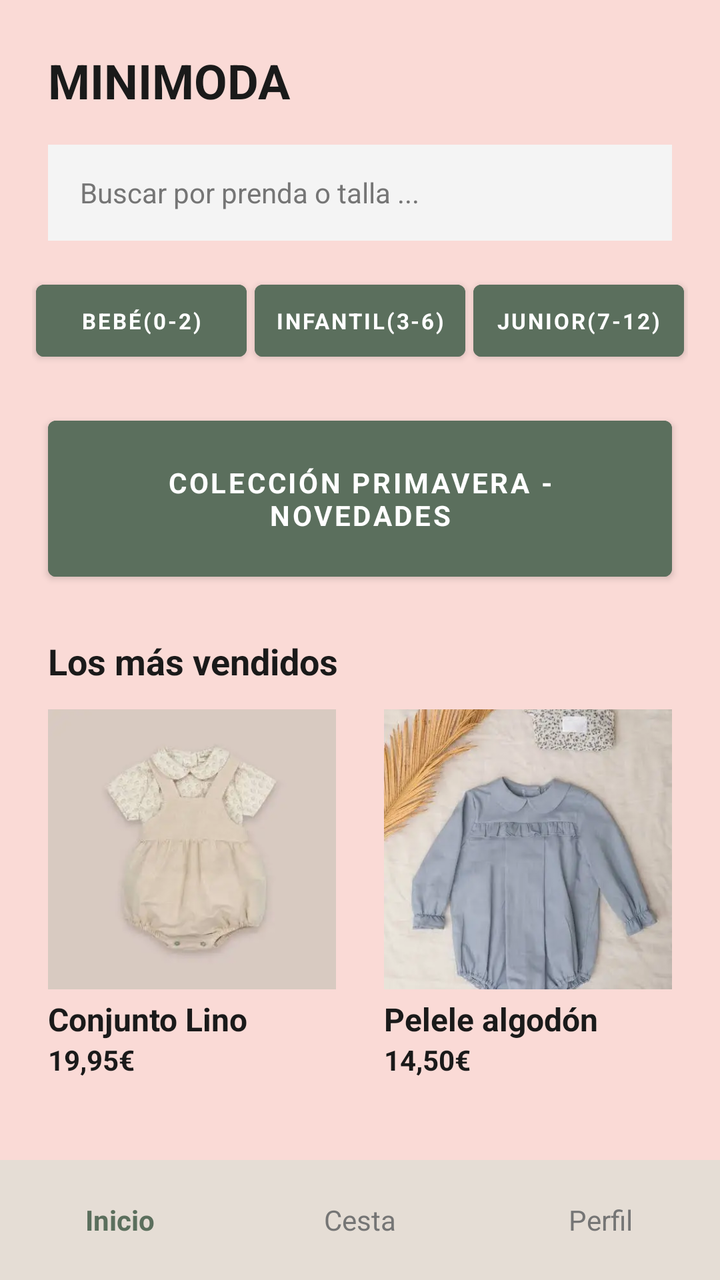
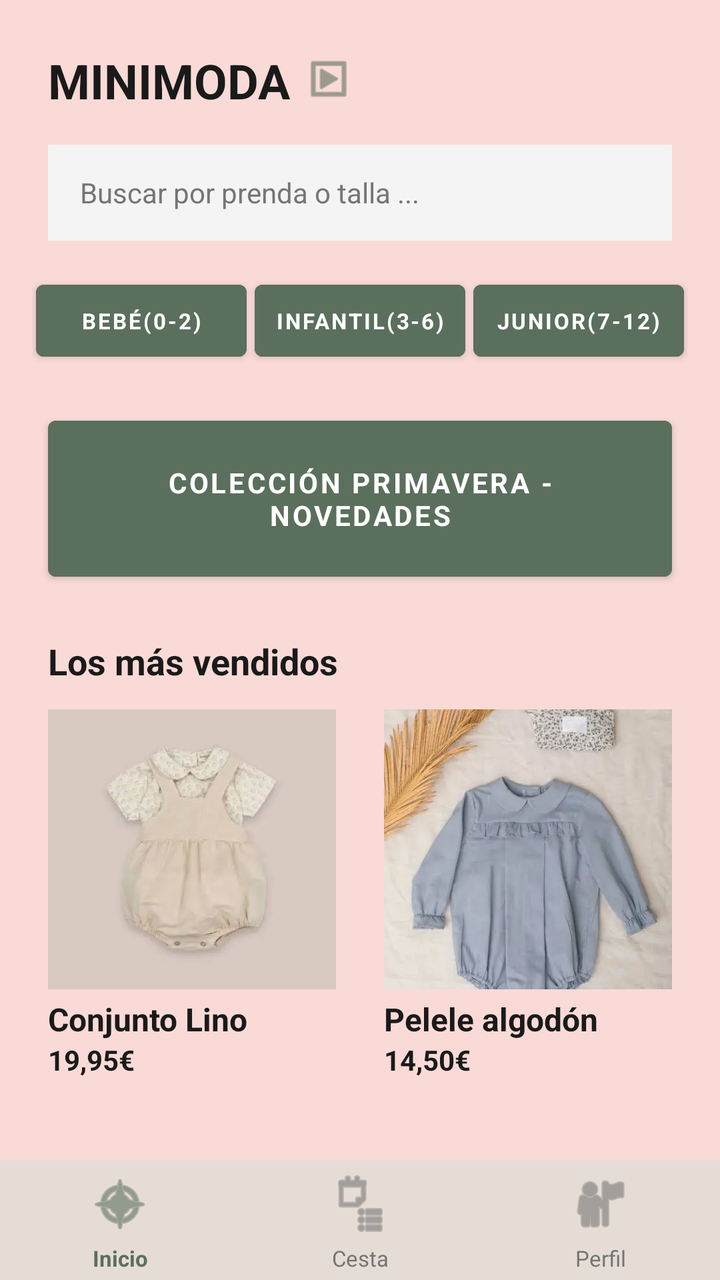

Compare the two renders of this Android layout. The source of the first and the diff that turns it into the second are given below.
<!-- AndroidManifest.xml: application theme Theme.Minimoda -->
<!-- res/layout/activity_inicio.xml -->
<?xml version="1.0" encoding="utf-8"?>
<androidx.constraintlayout.widget.ConstraintLayout
    xmlns:android="http://schemas.android.com/apk/res/android"
    xmlns:app="http://schemas.android.com/apk/res-auto"
    xmlns:tools="http://schemas.android.com/tools"
    android:layout_width="match_parent"
    android:layout_height="match_parent"
    android:background="@color/fondo_principal"
    tools:context=".InicioActivity">

    
    <TextView
        android:id="@+id/tv_titulo"
        android:layout_width="wrap_content"
        android:layout_height="wrap_content"
        android:text="@string/titulo_marca"
        style="@style/TextAppearance.Minimoda.Titulo"
        android:layout_marginStart="24dp"
        android:layout_marginTop="24dp"
        app:layout_constraintStart_toStartOf="parent"
        app:layout_constraintTop_toTopOf="parent" />

    
    <EditText
        android:id="@+id/et_buscar"
        android:layout_width="0dp"
        android:layout_height="48dp"
        android:layout_marginStart="24dp"
        android:layout_marginEnd="24dp"
        android:layout_marginTop="16dp"
        android:background="@color/gris_buscador"
        android:hint="@string/hint_buscar"
        android:paddingStart="16dp"
        android:textColorHint="@color/texto_secundario"
        android:textSize="14sp"
        android:inputType="text"
        app:layout_constraintEnd_toEndOf="parent"
        app:layout_constraintStart_toStartOf="parent"
        app:layout_constraintTop_toBottomOf="@id/tv_titulo" />

    
    <LinearLayout
        android:id="@+id/layout_categorias"
        android:layout_width="0dp"
        android:layout_height="wrap_content"
        android:layout_marginStart="16dp"
        android:layout_marginEnd="16dp"
        android:layout_marginTop="16dp"
        android:orientation="horizontal"
        android:weightSum="3"
        app:layout_constraintEnd_toEndOf="parent"
        app:layout_constraintStart_toStartOf="parent"
        app:layout_constraintTop_toBottomOf="@id/et_buscar">

        <Button
            android:id="@+id/btn_bebe"
            android:layout_width="0dp"
            android:layout_height="48dp"
            android:layout_weight="1"
            android:layout_marginStart="2dp"
            android:layout_marginEnd="2dp"
            android:backgroundTint="@color/verde_boton"
            android:text="@string/cat_bebe"
            android:textSize="11sp"
            android:paddingStart="2dp"
            android:paddingEnd="2dp"
            style="@style/TextAppearance.Minimoda.Boton" />

        <Button
            android:id="@+id/btn_infantil"
            android:layout_width="0dp"
            android:layout_height="48dp"
            android:layout_weight="1"
            android:layout_marginStart="2dp"
            android:layout_marginEnd="2dp"
            android:backgroundTint="@color/verde_boton"
            android:text="@string/cat_infantil"
            android:textSize="11sp"
            android:paddingStart="2dp"
            android:paddingEnd="2dp"
            style="@style/TextAppearance.Minimoda.Boton" />

        <Button
            android:id="@+id/btn_junior"
            android:layout_width="0dp"
            android:layout_height="48dp"
            android:layout_weight="1"
            android:layout_marginStart="2dp"
            android:layout_marginEnd="2dp"
            android:backgroundTint="@color/verde_boton"
            android:text="@string/cat_junior"
            android:textSize="11sp"
            android:paddingStart="2dp"
            android:paddingEnd="2dp"
            style="@style/TextAppearance.Minimoda.Boton" />
    </LinearLayout>

    
    <Button
        android:id="@+id/btn_banner"
        android:layout_width="0dp"
        android:layout_height="90dp"
        android:layout_marginStart="24dp"
        android:layout_marginEnd="24dp"
        android:layout_marginTop="20dp"
        android:backgroundTint="@color/verde_boton"
        android:text="@string/banner_novedades"
        style="@style/TextAppearance.Minimoda.Boton"
        app:layout_constraintEnd_toEndOf="parent"
        app:layout_constraintStart_toStartOf="parent"
        app:layout_constraintTop_toBottomOf="@id/layout_categorias" />

    
    <TextView
        android:id="@+id/tv_mas_vendidos"
        android:layout_width="wrap_content"
        android:layout_height="wrap_content"
        android:layout_marginStart="24dp"
        android:layout_marginTop="24dp"
        android:text="@string/seccion_mas_vendidos"
        style="@style/TextAppearance.Minimoda.Titulo"
        android:textSize="18sp"
        app:layout_constraintStart_toStartOf="parent"
        app:layout_constraintTop_toBottomOf="@id/btn_banner" />

    
    <ImageView
        android:id="@+id/img_producto1"
        android:layout_width="0dp"
        android:layout_height="140dp"
        android:layout_marginStart="24dp"
        android:layout_marginEnd="12dp"
        android:layout_marginTop="12dp"
        android:scaleType="centerCrop"
        android:src="@drawable/conjuntolino"
        app:layout_constraintEnd_toStartOf="@id/img_producto2"
        app:layout_constraintStart_toStartOf="parent"
        app:layout_constraintTop_toBottomOf="@id/tv_mas_vendidos" />

    <TextView
        android:id="@+id/tv_prod1_nombre"
        android:layout_width="0dp"
        android:layout_height="wrap_content"
        android:layout_marginTop="4dp"
        android:text="@string/producto_1_nombre"
        style="@style/TextAppearance.Minimoda.ProductoNombre"
        app:layout_constraintStart_toStartOf="@id/img_producto1"
        app:layout_constraintTop_toBottomOf="@id/img_producto1" />

    <TextView
        android:id="@+id/tv_prod1_precio"
        android:layout_width="0dp"
        android:layout_height="wrap_content"
        android:text="@string/producto_1_precio"
        style="@style/TextAppearance.Minimoda.ProductoPrecio"
        app:layout_constraintStart_toStartOf="@id/img_producto1"
        app:layout_constraintTop_toBottomOf="@id/tv_prod1_nombre"
        app:layout_constraintBottom_toTopOf="@id/layout_nav_inferior"
        app:layout_constraintVertical_bias="0.0" />

    
    <ImageView
        android:id="@+id/img_producto2"
        android:layout_width="0dp"
        android:layout_height="140dp"
        android:layout_marginStart="12dp"
        android:layout_marginEnd="24dp"
        android:layout_marginTop="12dp"
        android:scaleType="centerCrop"
        android:src="@drawable/pelele"
        app:layout_constraintEnd_toEndOf="parent"
        app:layout_constraintStart_toEndOf="@id/img_producto1"
        app:layout_constraintTop_toBottomOf="@id/tv_mas_vendidos" />

    <TextView
        android:id="@+id/tv_prod2_nombre"
        android:layout_width="0dp"
        android:layout_height="wrap_content"
        android:layout_marginTop="4dp"
        android:text="@string/producto_2_nombre"
        style="@style/TextAppearance.Minimoda.ProductoNombre"
        app:layout_constraintStart_toStartOf="@id/img_producto2"
        app:layout_constraintTop_toBottomOf="@id/img_producto2" />

    <TextView
        android:id="@+id/tv_prod2_precio"
        android:layout_width="0dp"
        android:layout_height="wrap_content"
        android:text="@string/producto_2_precio"
        style="@style/TextAppearance.Minimoda.ProductoPrecio"
        app:layout_constraintStart_toStartOf="@id/img_producto2"
        app:layout_constraintTop_toBottomOf="@id/tv_prod2_nombre" />

    
    <LinearLayout
        android:id="@+id/layout_nav_inferior"
        android:layout_width="0dp"
        android:layout_height="60dp"
        android:background="#E5DDD5"
        android:orientation="horizontal"
        android:weightSum="3"
        app:layout_constraintBottom_toBottomOf="parent"
        app:layout_constraintEnd_toEndOf="parent"
        app:layout_constraintStart_toStartOf="parent">

        <TextView
            android:layout_width="0dp"
            android:layout_height="match_parent"
            android:layout_weight="1"
            android:gravity="center"
            android:text="Inicio"
            android:textColor="@color/verde_boton"
            android:textStyle="bold" />

        <TextView
            android:layout_width="0dp"
            android:layout_height="match_parent"
            android:layout_weight="1"
            android:gravity="center"
            android:text="Cesta"
            android:textColor="@color/texto_secundario" />

        <TextView
            android:layout_width="0dp"
            android:layout_height="match_parent"
            android:layout_weight="1"
            android:gravity="center"
            android:text="Perfil"
            android:textColor="@color/texto_secundario" />
    </LinearLayout>

</androidx.constraintlayout.widget.ConstraintLayout>
<!-- resources referenced by this layout -->
<resources>
  <color name="fondo_principal">#FFFADAD6</color>
  <color name="gris_buscador">#FFF4F4F4</color>
  <color name="texto_secundario">#FF757575</color>
  <color name="verde_boton">#FF5B6F5D</color>
  <!-- drawable conjuntolino: webp bitmap (drawable, 4340 bytes) -->
  <!-- drawable pelele: webp bitmap (drawable, 19798 bytes) -->
  <string name="banner_novedades">Colección Primavera - Novedades</string>
  <string name="cat_bebe">Bebé(0-2)</string>
  <string name="cat_infantil">Infantil(3-6)</string>
  <string name="cat_junior">Junior(7-12)</string>
  <string name="hint_buscar">Buscar por prenda o talla ...</string>
  <string name="producto_1_nombre">Conjunto Lino</string>
  <string name="producto_1_precio">19,95€</string>
  <string name="producto_2_nombre">Pelele algodón</string>
  <string name="producto_2_precio">14,50€</string>
  <string name="seccion_mas_vendidos">Los más vendidos</string>
  <string name="titulo_marca">MINIMODA</string>
  <style name="TextAppearance.Minimoda.Boton" parent="TextAppearance.AppCompat">
          <item name="android:textSize">14sp</item>
          <item name="android:textColor">@color/white</item>
          <item name="android:textStyle">bold</item>
      </style>
  <style name="TextAppearance.Minimoda.ProductoNombre" parent="TextAppearance.AppCompat">
          <item name="android:textSize">16sp</item>
          <item name="android:textColor">@color/texto_principal</item>
          <item name="android:textStyle">bold</item>
      </style>
  <style name="TextAppearance.Minimoda.ProductoPrecio" parent="TextAppearance.AppCompat">
          <item name="android:textSize">14sp</item>
          <item name="android:textColor">@color/texto_principal</item>
          <item name="android:textStyle">bold</item>
      </style>
  <style name="TextAppearance.Minimoda.Titulo" parent="TextAppearance.AppCompat">
          <item name="android:textSize">24sp</item>
          <item name="android:textColor">@color/texto_principal</item>
          <item name="android:textStyle">bold</item>
      </style>
  <style name="Theme.Minimoda" parent="Theme.MaterialComponents.DayNight.NoActionBar">
          
          <item name="colorPrimary">@color/verde_boton</item>
          <item name="colorPrimaryVariant">@color/verde_boton</item>
          <item name="colorOnPrimary">@color/white</item>
  
          
          <item name="colorSecondary">@color/verde_boton</item>
          <item name="colorSecondaryVariant">@color/verde_boton</item>
          <item name="colorOnSecondary">@color/white</item>
  
          
          <item name="android:statusBarColor">@color/verde_boton</item>
  
          
          <item name="android:windowBackground">@color/fondo_principal</item>
      </style>
  <color name="white">#FFFFFFFF</color>
  <color name="texto_principal">#FF1A1A1A</color>
</resources>

<!-- the commit's change to res/layout/activity_inicio.xml (unified diff, before → after) -->
@@ -21,6 +21,18 @@
         app:layout_constraintTop_toTopOf="parent" />
 
     
+    <ImageView
+        android:id="@+id/iv_bolsa"
+        android:layout_width="24dp"
+        android:layout_height="24dp"
+        android:layout_marginStart="8dp"
+        android:src="@android:drawable/ic_menu_slideshow"
+        app:layout_constraintBottom_toBottomOf="@id/tv_titulo"
+        app:layout_constraintStart_toEndOf="@id/tv_titulo"
+        app:layout_constraintTop_toTopOf="@id/tv_titulo"
+        app:tint="@color/verde_boton" />
+
+    
     <EditText
         android:id="@+id/et_buscar"
         android:layout_width="0dp"
@@ -210,7 +222,11 @@
             android:gravity="center"
             android:text="Inicio"
             android:textColor="@color/verde_boton"
-            android:textStyle="bold" />
+            android:textStyle="bold"
+            android:drawableTop="@android:drawable/ic_menu_compass"
+            android:drawableTint="@color/verde_boton"
+            android:paddingTop="6dp"
+            android:textSize="11sp" />
 
         <TextView
             android:layout_width="0dp"
@@ -218,7 +234,11 @@
             android:layout_weight="1"
             android:gravity="center"
             android:text="Cesta"
-            android:textColor="@color/texto_secundario" />
+            android:textColor="@color/texto_secundario"
+            android:drawableTop="@android:drawable/ic_menu_agenda"
+            android:drawableTint="@color/texto_secundario"
+            android:paddingTop="6dp"
+            android:textSize="11sp" />
 
         <TextView
             android:layout_width="0dp"
@@ -226,7 +246,10 @@
             android:layout_weight="1"
             android:gravity="center"
             android:text="Perfil"
-            android:textColor="@color/texto_secundario" />
+            android:textColor="@color/texto_secundario"
+            android:drawableTop="@android:drawable/ic_menu_myplaces"
+            android:drawableTint="@color/texto_secundario"
+            android:paddingTop="6dp"
+            android:textSize="11sp" />
     </LinearLayout>
-
 </androidx.constraintlayout.widget.ConstraintLayout>
